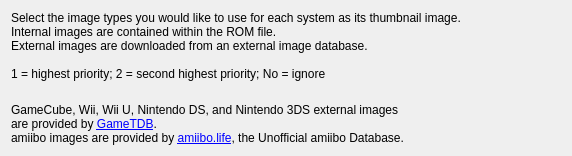
GerbilSoft/rom-properties, file src/kde/config/ImageTypesTab.ui: the form before one commit.
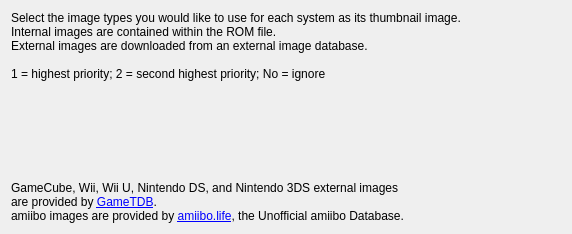
The form after the commit.

Commit message:
[kde] ImageTypesTab: Use a QScrollArea for image types.
Only the combo boxes, not the image type names.

There's some screwiness here and it isn't quite working properly, so I'll
probably stop for now and come back to it later.

```diff
--- a/src/kde/config/ImageTypesTab.ui
+++ b/src/kde/config/ImageTypesTab.ui
@@ -7,7 +7,7 @@
     <x>0</x>
     <y>0</y>
     <width>572</width>
-    <height>156</height>
+    <height>234</height>
    </rect>
   </property>
   <layout class="QVBoxLayout" name="vboxMain">
@@ -32,7 +32,7 @@
     </widget>
    </item>
    <item>
-    <layout class="QVBoxLayout" name="vboxImageTypes" stretch="0,1">
+    <layout class="QVBoxLayout" name="vboxImageTypes" stretch="0,0">
      <property name="spacing">
       <number>0</number>
      </property>
@@ -47,6 +47,33 @@
       </layout>
      </item>
      <item>
+      <widget class="QScrollArea" name="scrollArea">
+       <property name="styleSheet">
+        <string notr="true">QAbstractScrollArea {
+	background-color: transparent;
+}
+QWidget#scrollAreaWidgetContents {
+	background-color: transparent;
+} </string>
+       </property>
+       <property name="frameShape">
+        <enum>QFrame::NoFrame</enum>
+       </property>
+       <property name="horizontalScrollBarPolicy">
+        <enum>Qt::ScrollBarAlwaysOff</enum>
+       </property>
+       <property name="widgetResizable">
+        <bool>true</bool>
+       </property>
+       <widget class="QWidget" name="scrollAreaWidgetContents">
+        <property name="geometry">
+         <rect>
+          <x>0</x>
+          <y>0</y>
+          <width>558</width>
+          <height>80</height>
+         </rect>
+        </property>
       <layout class="QGridLayout" name="gridImageTypes">
        <property name="margin">
         <number>0</number>
@@ -55,6 +82,8 @@
         <number>0</number>
        </property>
       </layout>
+       </widget>
+      </widget>
      </item>
     </layout>
    </item>
```
Lines whose indentation alone changed are shown as unchanged. The commit also changes 2 other files.
